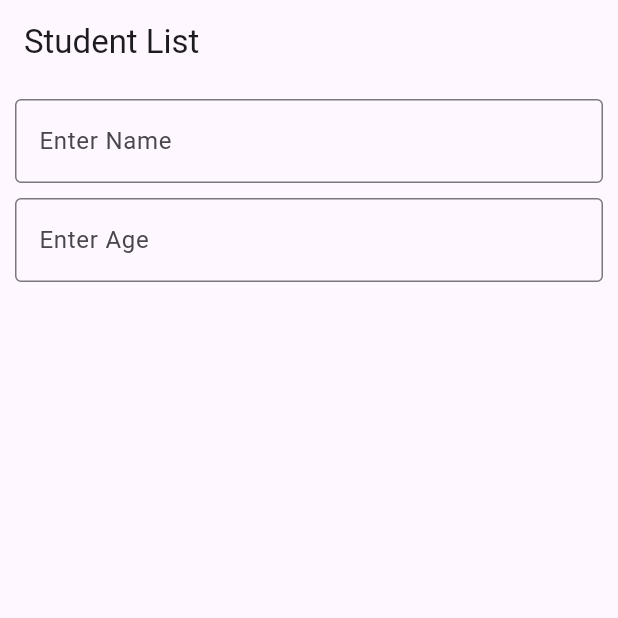
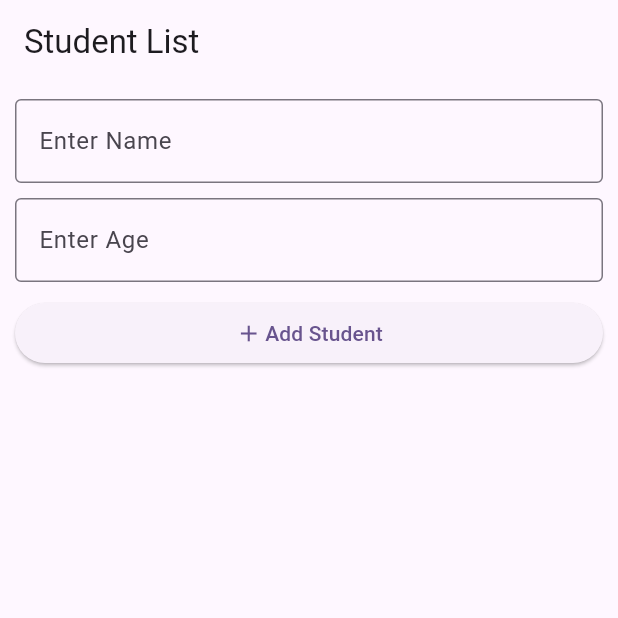
Before and after one commit to sreelakshmi2312/Hive-CRUD, a Flutter app: the screen it shows after launch, on a phone screen of 412 x 824 dp, the top half of it. Run offline on Flutter 3.47's test engine with Material 3 defaults, Android fonts, the phone set to English and light mode, and no system bars.

Commit message:
Added: functionality to add the data into list and display it

```diff
--- a/lib/Screens/HomePage.dart
+++ b/lib/Screens/HomePage.dart
@@ -1,7 +1,28 @@
 import 'package:flutter/material.dart';
+import '../Models/listModel.dart';
 
-class MyHomePage extends StatelessWidget {
+class MyHomePage extends StatefulWidget {
   const MyHomePage({super.key});
+
+  @override
+  State<MyHomePage> createState() => _MyHomePageState();
+}
+
+class _MyHomePageState extends State<MyHomePage> {
+  final TextEditingController nameController = TextEditingController();
+  final TextEditingController ageController = TextEditingController();
+  ValueNotifier<List<listItems>> studentlistNotifier= ValueNotifier([]);
+  final FocusNode nameFocusNode = FocusNode();
+
+  void _addStudentDetails() {
+    final String _name = nameController.text;
+    final String _age = ageController.text;
+    final listItems data = listItems(name: _name, age: _age);
+      studentlistNotifier.value.add(data);
+      studentlistNotifier.notifyListeners();      nameController.clear();
+      ageController.clear();
+      FocusScope.of(context).requestFocus(nameFocusNode);
+    }
 
   @override
   Widget build(BuildContext context) {
@@ -9,24 +30,68 @@ class MyHomePage extends StatelessWidget {
       appBar: AppBar(
         title: Text('Student List'),
       ),
-      body:Padding(padding: EdgeInsets.all(10),
-        child:Column(children: [
+      body: Padding(
+        padding: EdgeInsets.all(10),
+        child: Column(
+          children: [
             TextFormField(
+              focusNode: nameFocusNode,
+              controller: nameController,
               decoration: InputDecoration(
                 hintText: 'Enter Name',
-            border:OutlineInputBorder(
-              borderSide: BorderSide(color: Colors.black),)
+                border: OutlineInputBorder(
+                  borderSide: BorderSide(color: Colors.black),
                 ),
               ),
-        SizedBox(height:10),
+            ),
+            SizedBox(height: 10),
             TextFormField(
+              controller: ageController,
               decoration: InputDecoration(
                 hintText: 'Enter Age',
-            border:OutlineInputBorder(
-              borderSide: BorderSide(color: Colors.black),)
+                border: OutlineInputBorder(
+                  borderSide: BorderSide(color: Colors.black),
                 ),
               ),
-      ],),
+            ),
+            SizedBox(height: 10),
+            ElevatedButton(
+              onPressed: _addStudentDetails,
+              child: Row(
+                mainAxisAlignment: MainAxisAlignment.center,
+                children: [
+                  Icon(Icons.add),
+                  SizedBox(width: 2),
+                  Text('Add Student'),
+                ],
+              ),
+            ),
+            Expanded(
+                child: ValueListenableBuilder(
+                  valueListenable:studentlistNotifier ,
+                  builder:(BuildContext ctx, List<listItems>studentlist, child) {
+                    return ListView.separated(
+                                itemBuilder: (ctx, index) {
+                  return ListTile(
+                    title: Text(studentlist[index].name,style:TextStyle(
+                      fontSize: 20,
+                    )),
+                    subtitle: Text(studentlist[index].age,style:TextStyle(
+                  fontSize:16,
+                  ),
+                  ),
+                  );
+                                },
+                                separatorBuilder: (ctx, index) {
+                  return Divider();
+                                },
+                                itemCount: studentlist.length,
+                              );
+                  }
+                ),
+                ),
+          ],
+        ),
       ),
     );
   }
```
Lines whose indentation alone changed are shown as unchanged.
